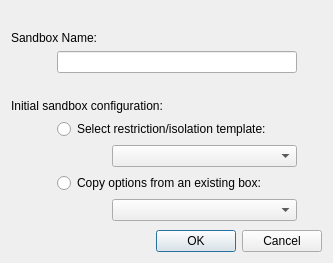
Above: SandboxiePlus/SandMan/Forms/NewBoxWindow.ui from sandboxie-plus/Sandboxie before the change. Below: the same form after it.
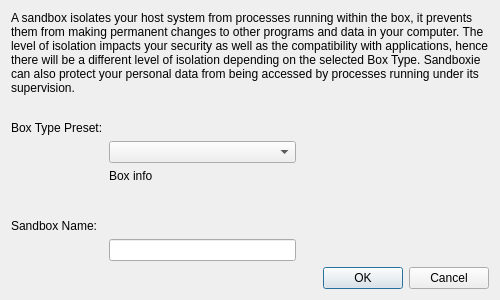
That is the form after the change.

The edit to the form file:
```diff
--- a/SandboxiePlus/SandMan/Forms/NewBoxWindow.ui
+++ b/SandboxiePlus/SandMan/Forms/NewBoxWindow.ui
@@ -6,8 +6,8 @@
    <rect>
     <x>0</x>
     <y>0</y>
-    <width>333</width>
-    <height>263</height>
+    <width>500</width>
+    <height>300</height>
    </rect>
   </property>
   <property name="sizePolicy">
@@ -18,14 +18,14 @@
   </property>
   <property name="minimumSize">
    <size>
-    <width>0</width>
-    <height>0</height>
+    <width>500</width>
+    <height>300</height>
    </size>
   </property>
   <property name="maximumSize">
    <size>
-    <width>500</width>
-    <height>263</height>
+    <width>750</width>
+    <height>600</height>
    </size>
   </property>
   <property name="windowTitle">
@@ -34,64 +34,31 @@
   <layout class="QVBoxLayout" name="verticalLayout_2">
    <item>
     <layout class="QGridLayout" name="gridLayout">
-     <item row="5" column="1" colspan="4">
-      <widget class="QRadioButton" name="radTemplate">
-       <property name="text">
-        <string>Select restriction/isolation template:</string>
+     <item row="7" column="0" colspan="5">
+      <widget class="QDialogButtonBox" name="buttonBox">
+       <property name="standardButtons">
+        <set>QDialogButtonBox::Cancel|QDialogButtonBox::Ok</set>
        </property>
       </widget>
      </item>
-     <item row="4" column="0" colspan="4">
-      <widget class="QLabel" name="label_2">
+     <item row="5" column="0" colspan="3">
+      <widget class="QLabel" name="label">
        <property name="text">
-        <string>Initial sandbox configuration:</string>
+        <string>Sandbox Name:</string>
        </property>
       </widget>
      </item>
-     <item row="2" column="1" colspan="5">
-      <widget class="QLineEdit" name="txtName">
-       <property name="maxLength">
-        <number>32</number>
-       </property>
-      </widget>
-     </item>
-     <item row="6" column="2" colspan="4">
-      <widget class="QComboBox" name="cmbTemplates"/>
-     </item>
-     <item row="0" column="5" colspan="2">
-      <spacer name="horizontalSpacer_3">
-       <property name="orientation">
-        <enum>Qt::Horizontal</enum>
-       </property>
-       <property name="sizeHint" stdset="0">
-        <size>
-         <width>40</width>
-         <height>20</height>
-        </size>
-       </property>
-      </spacer>
-     </item>
-     <item row="3" column="5" colspan="2">
-      <spacer name="horizontalSpacer_4">
-       <property name="orientation">
-        <enum>Qt::Horizontal</enum>
-       </property>
-       <property name="sizeHint" stdset="0">
-        <size>
-         <width>40</width>
-         <height>20</height>
-        </size>
-       </property>
-      </spacer>
-     </item>
-     <item row="7" column="1" colspan="4">
-      <widget class="QRadioButton" name="radCopy">
+     <item row="2" column="0">
+      <widget class="QLabel" name="label_3">
        <property name="text">
-        <string>Copy options from an existing box:</string>
+        <string>Box Type Preset:</string>
        </property>
       </widget>
      </item>
-     <item row="9" column="2">
+     <item row="3" column="1" colspan="2">
+      <widget class="QComboBox" name="cmbBoxType"/>
+     </item>
+     <item row="4" column="0">
       <spacer name="verticalSpacer">
        <property name="orientation">
         <enum>Qt::Vertical</enum>
@@ -104,54 +71,42 @@
        </property>
       </spacer>
      </item>
-     <item row="1" column="0" colspan="3">
-      <widget class="QLabel" name="label">
+     <item row="0" column="0" colspan="5">
+      <widget class="QLabel" name="label_2">
        <property name="text">
-        <string>Sandbox Name:</string>
+        <string>A sandbox isolates your host system from processes running within the box, it prevents them from making permanent changes to other programs and data in your computer. The level of isolation impacts your security as well as the compatibility with applications, hence there will be a different level of isolation depending on the selected Box Type. Sandboxie can also protect your personal data from being accessed by processes running under its supervision.</string>
        </property>
+       <property name="wordWrap">
+        <bool>true</bool>
+       </property>
       </widget>
      </item>
-     <item row="8" column="2" colspan="4">
-      <widget class="QComboBox" name="cmbBoxes"/>
-     </item>
-     <item row="10" column="0" colspan="7">
-      <widget class="QDialogButtonBox" name="buttonBox">
-       <property name="standardButtons">
-        <set>QDialogButtonBox::Cancel|QDialogButtonBox::Ok</set>
+     <item row="6" column="1" colspan="2">
+      <widget class="QLineEdit" name="txtName">
+       <property name="maxLength">
+        <number>32</number>
        </property>
       </widget>
      </item>
-     <item row="6" column="0">
-      <spacer name="horizontalSpacer">
-       <property name="orientation">
-        <enum>Qt::Horizontal</enum>
+     <item row="4" column="1" colspan="3">
+      <widget class="QLabel" name="lblBoxInfo">
+       <property name="text">
+        <string>Box info</string>
        </property>
-       <property name="sizeType">
-        <enum>QSizePolicy::Fixed</enum>
+       <property name="alignment">
+        <set>Qt::AlignLeading|Qt::AlignLeft|Qt::AlignTop</set>
        </property>
-       <property name="sizeHint" stdset="0">
-        <size>
-         <width>40</width>
-         <height>20</height>
-        </size>
+       <property name="wordWrap">
+        <bool>true</bool>
        </property>
-      </spacer>
+      </widget>
      </item>
-     <item row="6" column="1">
-      <spacer name="horizontalSpacer_2">
-       <property name="orientation">
-        <enum>Qt::Horizontal</enum>
+     <item row="1" column="0">
+      <widget class="QLabel" name="label_4">
+       <property name="text">
+        <string/>
        </property>
-       <property name="sizeType">
-        <enum>QSizePolicy::Fixed</enum>
-       </property>
-       <property name="sizeHint" stdset="0">
-        <size>
-         <width>40</width>
-         <height>20</height>
-        </size>
-       </property>
-      </spacer>
+      </widget>
      </item>
     </layout>
    </item>
```
Left out of the diff: 4 changed lines with no effect on the pictures.
